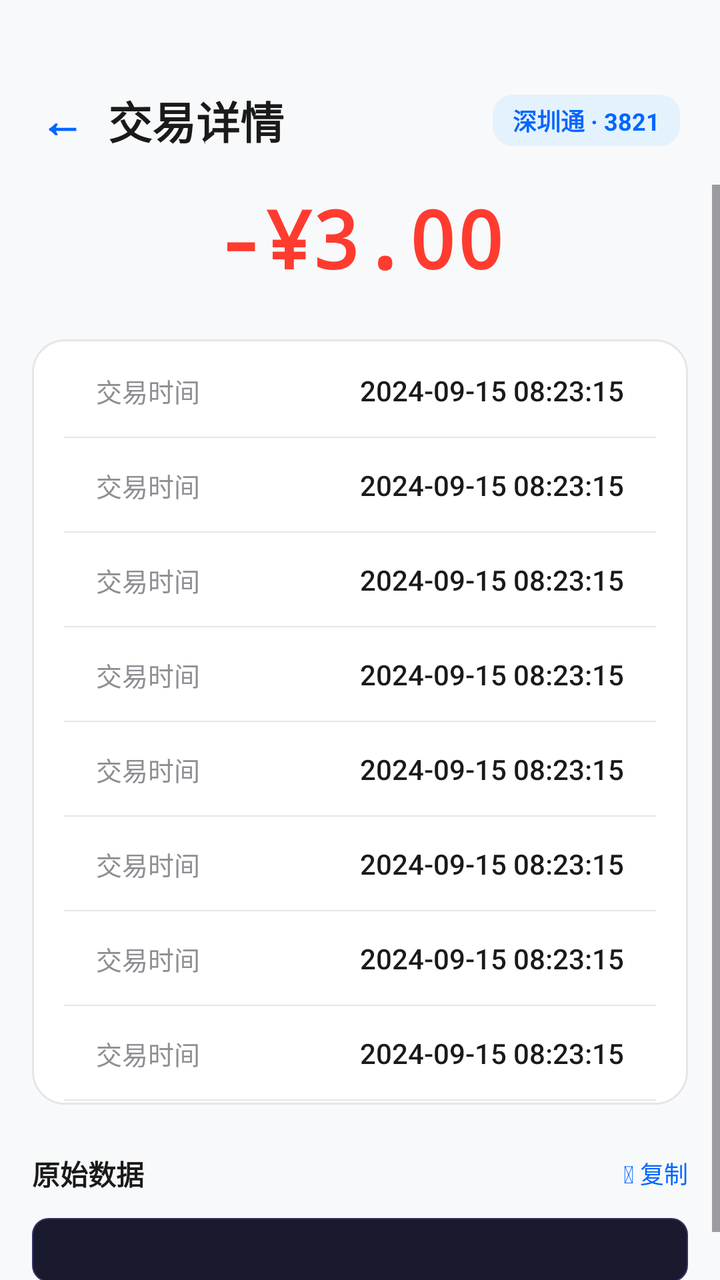
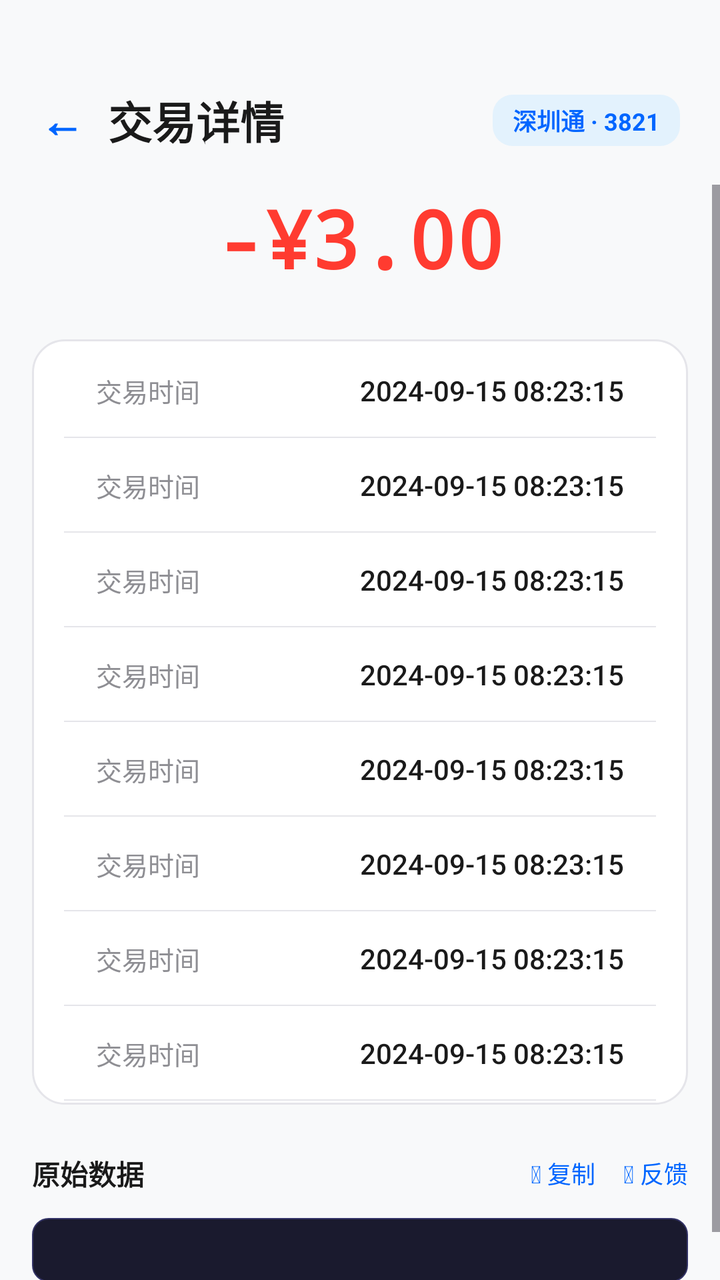

Before-and-after screenshots of an Android layout around one commit, followed by the original layout XML and the change that was made.
<!-- AndroidManifest.xml: application theme Theme.TUReader -->
<!-- res/layout/fragment_transaction_detail.xml -->
<?xml version="1.0" encoding="utf-8"?>
<LinearLayout xmlns:android="http://schemas.android.com/apk/res/android"
    android:layout_width="match_parent"
    android:layout_height="match_parent"
    android:orientation="vertical"
    android:background="#F8F9FA">

        
        <View
            android:layout_width="match_parent"
            android:layout_height="24dp" />

        
        <LinearLayout
            android:layout_width="match_parent"
            android:layout_height="wrap_content"
            android:orientation="horizontal"
            android:paddingStart="20dp"
            android:paddingEnd="20dp"
            android:paddingTop="20dp"
            android:paddingBottom="16dp"
            android:gravity="center_vertical">

            <TextView
                android:id="@+id/btnBack"
                android:layout_width="wrap_content"
                android:layout_height="wrap_content"
                android:text="←"
                android:textColor="#0066FF"
                android:textSize="22sp"
                android:textStyle="bold"
                android:clickable="true"
                android:focusable="true"
                android:paddingEnd="12dp" />

            <TextView
                android:layout_width="0dp"
                android:layout_height="wrap_content"
                android:layout_weight="1"
                android:text="交易详情"
                android:textColor="#1A1A1A"
                android:textSize="22sp"
                android:textStyle="bold" />

            <LinearLayout
                android:id="@+id/cardBadge"
                android:layout_width="wrap_content"
                android:layout_height="wrap_content"
                android:background="@drawable/bg_card_badge"
                android:paddingStart="10dp"
                android:paddingEnd="10dp"
                android:paddingTop="4dp"
                android:paddingBottom="4dp">

                <TextView
                    android:id="@+id/tvCardBadge"
                    android:layout_width="wrap_content"
                    android:layout_height="wrap_content"
                    android:text="深圳通 · 3821"
                    android:textColor="#0066FF"
                    android:textSize="12sp"
                    android:textStyle="bold"
                    android:maxWidth="140dp"
                    android:maxLines="1"
                    android:ellipsize="end" />
            </LinearLayout>
        </LinearLayout>

        
        <ScrollView
            android:layout_width="match_parent"
            android:layout_height="match_parent"
            android:background="#F8F9FA">

            <LinearLayout
                android:layout_width="match_parent"
                android:layout_height="wrap_content"
                android:orientation="vertical">

        
        <LinearLayout
            android:layout_width="match_parent"
            android:layout_height="wrap_content"
            android:gravity="center"
            android:paddingStart="20dp"
            android:paddingEnd="20dp"
            android:paddingBottom="24dp">

            <TextView
                android:id="@+id/tvAmountHeader"
                android:layout_width="wrap_content"
                android:layout_height="wrap_content"
                android:text="-¥3.00"
                android:textColor="#FF3B30"
                android:textSize="40sp"
                android:textStyle="bold"
                android:fontFamily="monospace" />
        </LinearLayout>

        
        <LinearLayout
            android:id="@+id/detailRowsContainer"
            android:layout_width="match_parent"
            android:layout_height="wrap_content"
            android:layout_marginStart="16dp"
            android:layout_marginEnd="16dp"
            android:layout_marginBottom="24dp"
            android:orientation="vertical"
            android:background="@drawable/bg_content_card"
            android:paddingStart="16dp"
            android:paddingEnd="16dp"
            android:paddingTop="2dp"
            android:paddingBottom="2dp">

            
            <include layout="@layout/item_detail_row" />
            
            <include layout="@layout/item_detail_row" />
            
            <include layout="@layout/item_detail_row" />
            
            <include layout="@layout/item_detail_row" />
            
            <include layout="@layout/item_detail_row" />
            
            <include layout="@layout/item_detail_row" />
            
            <include layout="@layout/item_detail_row" />
            
            <include layout="@layout/item_detail_row" />
        </LinearLayout>

        
        <LinearLayout
            android:layout_width="match_parent"
            android:layout_height="wrap_content"
            android:orientation="vertical"
            android:paddingStart="16dp"
            android:paddingEnd="16dp"
            android:paddingBottom="24dp">

            <LinearLayout
                android:layout_width="match_parent"
                android:layout_height="wrap_content"
                android:orientation="horizontal"
                android:gravity="center_vertical"
                android:paddingBottom="12dp">

                <TextView
                    android:layout_width="0dp"
                    android:layout_height="wrap_content"
                    android:layout_weight="1"
                    android:text="原始数据"
                    android:textColor="#1A1A1A"
                    android:textSize="14sp"
                    android:textStyle="bold" />

                <TextView
                    android:id="@+id/btnCopyHex"
                    android:layout_width="wrap_content"
                    android:layout_height="wrap_content"
                    android:text="&#xf0c5; 复制"
                    android:textColor="#0066FF"
                    android:textSize="12sp"
                    android:tag="fa"
                    android:clickable="true"
                    android:focusable="true" />
            </LinearLayout>

            
            <LinearLayout
                android:id="@+id/hexPanel"
                android:layout_width="match_parent"
                android:layout_height="wrap_content"
                android:orientation="vertical"
                android:background="@drawable/bg_hex_panel"
                android:padding="16dp"
                android:visibility="visible">
            </LinearLayout>
        </LinearLayout>
            </LinearLayout>
        </ScrollView>
    </LinearLayout>
<!-- res/layout/item_detail_row.xml (included above) -->
<?xml version="1.0" encoding="utf-8"?>
<LinearLayout xmlns:android="http://schemas.android.com/apk/res/android"
    android:layout_width="match_parent"
    android:layout_height="wrap_content"
    android:orientation="horizontal"
    android:gravity="center_vertical"
    android:paddingStart="16dp"
    android:paddingEnd="16dp"
    android:paddingTop="14dp"
    android:paddingBottom="14dp"
    android:background="@drawable/bg_detail_row_divider">

    <TextView
        android:id="@+id/detailLabel"
        android:layout_width="0dp"
        android:layout_height="wrap_content"
        android:layout_weight="1"
        android:text="交易时间"
        android:textColor="#8E8E93"
        android:textSize="13sp" />

    
    <TextView
        android:id="@+id/detailIcon"
        android:layout_width="wrap_content"
        android:layout_height="wrap_content"
        android:textSize="14sp"
        android:layout_marginEnd="6dp"
        android:visibility="gone" />

    <TextView
        android:id="@+id/detailValue"
        android:layout_width="wrap_content"
        android:layout_height="wrap_content"
        android:text="2024-09-15 08:23:15"
        android:textColor="#1A1A1A"
        android:textSize="14sp"
        android:fontFamily="sans-serif-medium"
        android:gravity="end" />
</LinearLayout>
<!-- resources referenced by this layout -->
<resources>
  <!-- drawable bg_card_badge (drawable) -->
  <?xml version="1.0" encoding="utf-8"?>
  <shape xmlns:android="http://schemas.android.com/apk/res/android">
      <solid android:color="#E3F2FD" />
      <corners android:radius="10dp" />
  </shape>
  <!-- drawable bg_content_card (drawable) -->
  <?xml version="1.0" encoding="utf-8"?>
  <shape xmlns:android="http://schemas.android.com/apk/res/android">
      <solid android:color="#FFFFFF" />
      <corners android:radius="16dp" />
      <stroke android:width="1dp" android:color="#E5E5EA" />
  </shape>
  <!-- drawable bg_detail_row_divider (drawable) -->
  <?xml version="1.0" encoding="utf-8"?>
  <layer-list xmlns:android="http://schemas.android.com/apk/res/android">
      <item>
          <shape android:shape="rectangle">
              <solid android:color="#FFFFFF" />
          </shape>
      </item>
      <item android:gravity="bottom">
          <shape android:shape="rectangle">
              <solid android:color="#E5E5EA" />
              <size android:height="0.5dp" />
          </shape>
      </item>
  </layer-list>
  <!-- drawable bg_hex_panel (drawable) -->
  <?xml version="1.0" encoding="utf-8"?>
  <shape xmlns:android="http://schemas.android.com/apk/res/android">
      <solid android:color="#1A1A2E" />
      <corners android:radius="8dp" />
      <stroke android:width="0.5dp" android:color="#333366" />
  </shape>
  <style name="Theme.TUReader" parent="Theme.Material3.DayNight.NoActionBar">
          
          <item name="android:textSelectHandle">@drawable/tu_text_select_handle_middle</item>
          <item name="android:textSelectHandleLeft">@drawable/tu_text_select_handle_left</item>
          <item name="android:textSelectHandleRight">@drawable/tu_text_select_handle_right</item>
  
          
          <item name="android:textColorHighlight">@color/m3_highlighted_text</item>
      </style>
  <!-- drawable tu_text_select_handle_middle (drawable) -->
  <?xml version="1.0" encoding="utf-8"?>
  <bitmap xmlns:android="http://schemas.android.com/apk/res/android"
      android:src="@drawable/abc_text_select_handle_middle_mtrl"
      android:tint="?attr/colorPrimary"
      android:tintMode="src_in" />
  <!-- drawable tu_text_select_handle_left (drawable) -->
  <?xml version="1.0" encoding="utf-8"?>
  <bitmap xmlns:android="http://schemas.android.com/apk/res/android"
      android:src="@drawable/abc_text_select_handle_left_mtrl"
      android:tint="?attr/colorPrimary"
      android:tintMode="src_in" />
  <!-- drawable tu_text_select_handle_right (drawable) -->
  <?xml version="1.0" encoding="utf-8"?>
  <bitmap xmlns:android="http://schemas.android.com/apk/res/android"
      android:src="@drawable/abc_text_select_handle_right_mtrl"
      android:tint="?attr/colorPrimary"
      android:tintMode="src_in" />
</resources>

<!-- the commit's change to res/layout/fragment_transaction_detail.xml (unified diff, before → after) -->
@@ -163,6 +163,17 @@
                     android:textColor="#0066FF"
                     android:textSize="12sp"
                     android:tag="fa"
+                    android:clickable="true"
+                    android:focusable="true" />
+
+                <TextView
+                    android:id="@+id/btnFeedbackHex"
+                    android:layout_width="wrap_content"
+                    android:layout_height="wrap_content"
+                    android:layout_marginStart="14dp"
+                    android:text="&#xf075; 反馈"
+                    android:textColor="#0066FF"
+                    android:textSize="12sp"
                     android:clickable="true"
                     android:focusable="true" />
             </LinearLayout>
